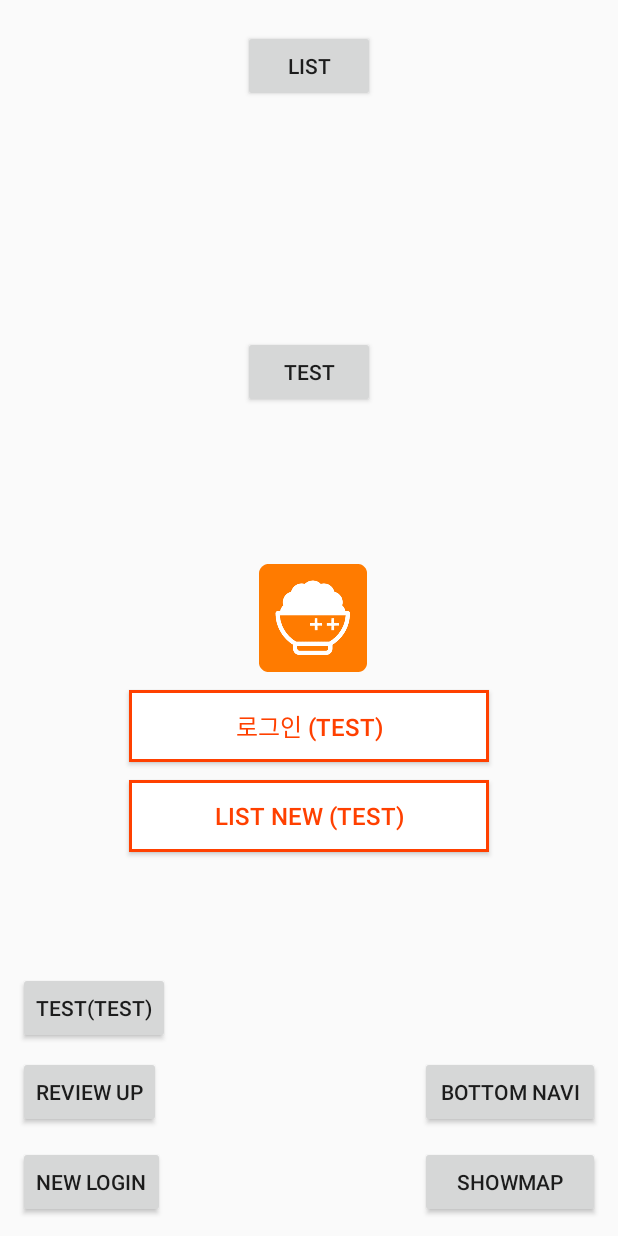
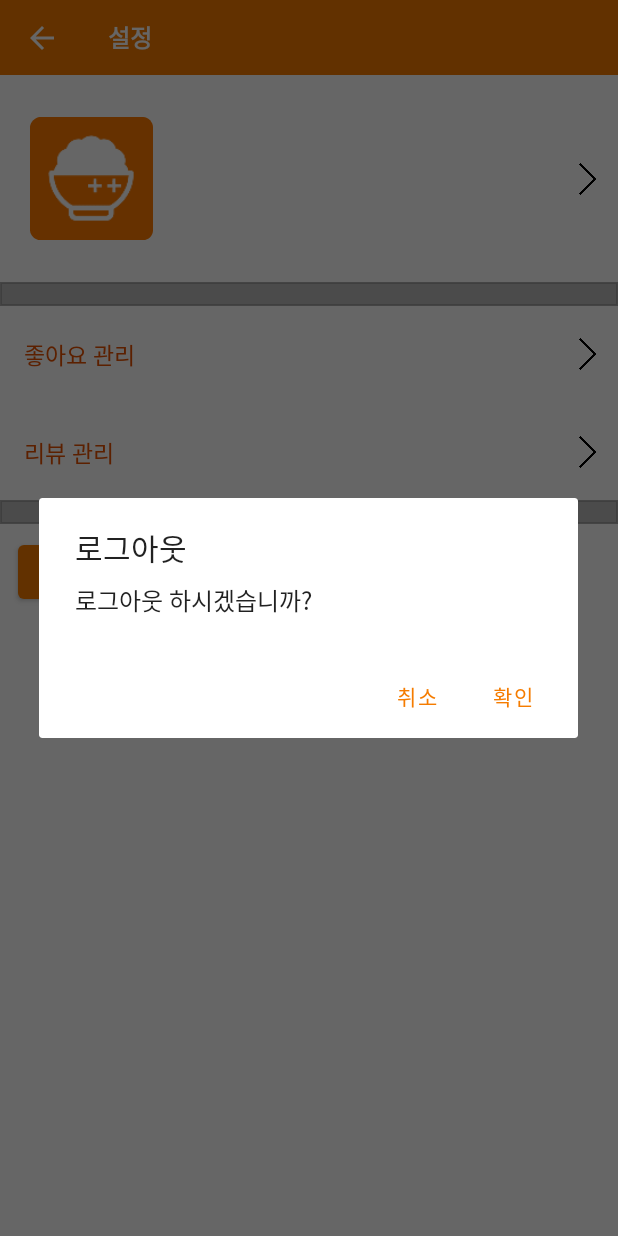
Before and after one commit to bapplusplus/bapplusplus, an Android app: the MiFirstFragment screen opened directly, with no data from a screen before it, after a tap on "로그아웃", on a phone screen of 412 x 824 dp. Run offline under Robolectric (Android 15) with nearby library versions, the phone set to English and light mode, and no system bars; our stand-ins replace Firebase (no records; nobody signed in at launch, a user with empty details on screens opened directly).

Commit message:
kmslab 210119 Activity Stack

```diff
--- a/app/src/main/java/com/example/bapplusplus/adapter/FavListAdapter.kt
+++ b/app/src/main/java/com/example/bapplusplus/adapter/FavListAdapter.kt
@@ -140,6 +140,7 @@ class FavListAdapter(val context: Context, val gni: ArrayList<GetNumsInfo>) : Re
             intent.putExtra("gni_rating_avg", gni_item.RestRatingAvg)
             intent.putExtra("gni_review_num", gni_item.RestReviewNum)
             intent.putExtra("BottomNaviNum", 1)
+            intent.flags = Intent.FLAG_ACTIVITY_CLEAR_TOP
             context.startActivity(intent)
             //Handler(Looper.getMainLooper()).postDelayed(Runnable { context.startActivity(intent) }, 10)
 
--- a/app/src/main/java/com/example/bapplusplus/fragment/MiFirstFragment.kt
+++ b/app/src/main/java/com/example/bapplusplus/fragment/MiFirstFragment.kt
@@ -98,20 +98,24 @@ class MiFirstFragment : Fragment() {
         }
 
         rootview.myinfo_btn_logout_temp.setOnClickListener {
-            Toast.makeText(requireContext(), "로그아웃 되었습니다.", Toast.LENGTH_SHORT).show()
-            //fbauth.signOut()
-            //FBUserInfo.fbauth.signOut()
-            //FBUserInfo.loginState = false
-            FBUserInfo.setSignOut()
-            //requireActivity().finish()
-            val ittd = Intent(requireContext(), MainActivity::class.java)
-            //ittd.flags = Intent.FLAG_ACTIVITY_CLEAR_TOP
-            startActivity(ittd)
+            var logoutDialog = AlertDialog.Builder(requireContext())
+            logoutDialog.setTitle("로그아웃").setMessage("로그아웃 하시겠습니까?")
+            logoutDialog.setPositiveButton("확인", DialogInterface.OnClickListener { dialogInterface, which ->
+                CoroutineScope(Dispatchers.Main).launch {
+                    Toast.makeText(requireContext(), "로그아웃 되었습니다.", Toast.LENGTH_SHORT).show()
+                    FBUserInfo.setSignOut()
+                    val ittd = Intent(requireContext(), MainActivity::class.java)
+                    startActivity(ittd)
+                }
+            })
+            logoutDialog.setNegativeButton("취소", null)
+            logoutDialog.create()
+            logoutDialog.show()
         }
 
         rootview.myinfo_btn_withdraw_temp.setOnClickListener {
             var withdrawDialog = AlertDialog.Builder(requireContext())
-            withdrawDialog.setTitle("회원 탈퇴").setMessage("탈퇴하시겠습니까? 유저 데이터가 즉시 삭제됩니다.")
+            withdrawDialog.setTitle("회원 탈퇴").setMessage("탈퇴하시겠습니까?\n유저 데이터가 즉시 삭제됩니다.")
             withdrawDialog.setPositiveButton("확인", DialogInterface.OnClickListener { dialogInterface, which ->
                 CoroutineScope(Dispatchers.Main).launch {
                     val withdrawResult = FBUserInfo.setUserWithdrawal()
--- a/app/src/main/res/layout/activity_main.xml
+++ b/app/src/main/res/layout/activity_main.xml
@@ -12,6 +12,7 @@
         android:layout_height="wrap_content"
         android:layout_marginStart="12dp"
         android:layout_marginBottom="8dp"
+        android:enabled="false"
         android:text="Test(test)"
         app:layout_constraintBottom_toTopOf="@+id/btn_reviewupload"
         app:layout_constraintStart_toStartOf="parent" />
@@ -22,6 +23,7 @@
         android:layout_height="wrap_content"
         android:layout_marginStart="12dp"
         android:layout_marginBottom="12dp"
+        android:enabled="false"
         android:text="Review Up"
         app:layout_constraintBottom_toTopOf="@+id/btn_newlogin"
         app:layout_constraintStart_toStartOf="parent" />
@@ -42,6 +44,7 @@
         android:layout_height="wrap_content"
         android:layout_marginTop="12dp"
         android:background="@drawable/buttonst02"
+        android:enabled="false"
         android:text="로그인 (Test)"
         android:textColor="@color/colorOrange1"
         android:textSize="16sp"
--- a/app/src/main/res/layout/activity_review_upload.xml
+++ b/app/src/main/res/layout/activity_review_upload.xml
@@ -36,7 +36,7 @@
             <androidx.constraintlayout.widget.ConstraintLayout
                 android:id="@+id/ru_sc_const_foredt_new"
                 android:layout_width="0dp"
-                android:layout_height="300dp"
+                android:layout_height="240dp"
                 android:layout_marginTop="8dp"
                 android:layout_marginEnd="20dp"
                 android:background="@drawable/outline_grey_rect"
@@ -235,7 +235,7 @@
         android:layout_height="50dp"
         android:background="?attr/colorPrimary"
         android:minHeight="?attr/actionBarSize"
-        android:theme="?attr/actionBarTheme"
+        android:theme="@style/ToolbarVer1"
         app:layout_constraintEnd_toEndOf="parent"
         app:layout_constraintStart_toStartOf="parent"
         app:layout_constraintTop_toTopOf="parent">
```
Also changed, not shown: app/src/main/java/com/example/bapplusplus/FavoritesListActivity.kt (+9 -7 lines), app/src/main/java/com/example/bapplusplus/ReviewUploadActivity.kt (+39 -0 lines), app/src/main/java/com/example/bapplusplus/fragment/BnFragment4.kt (+8 -4 lines), app/src/main/res/layout/fragment_mi_usermod.xml (line endings or trailing spaces).
